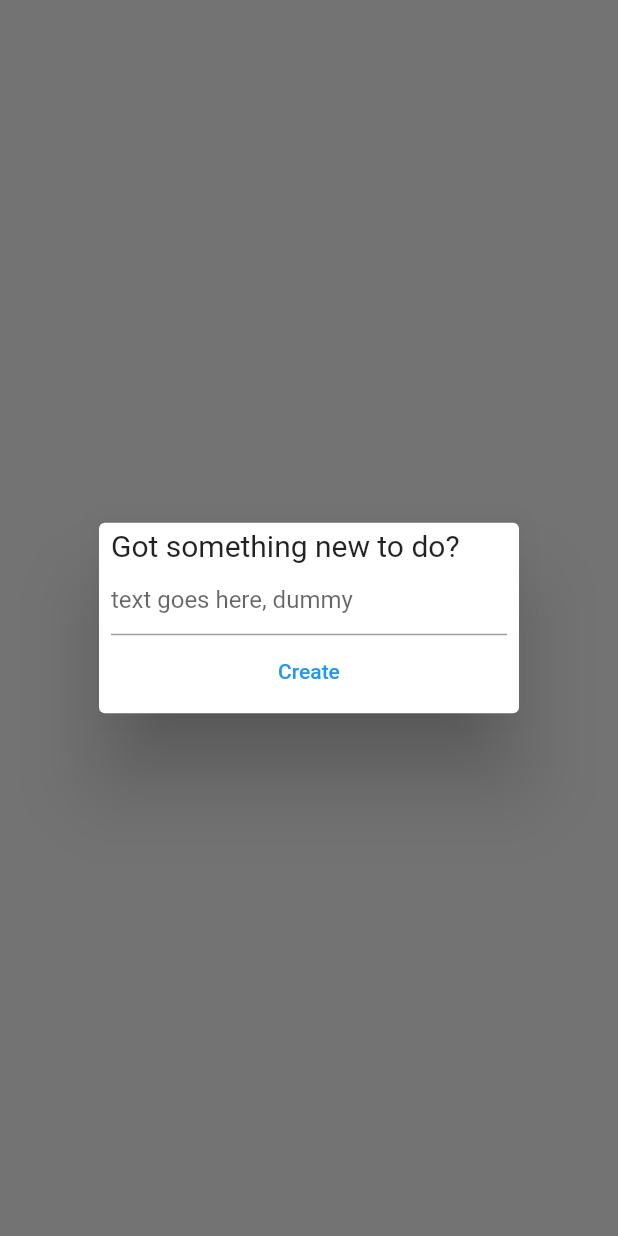
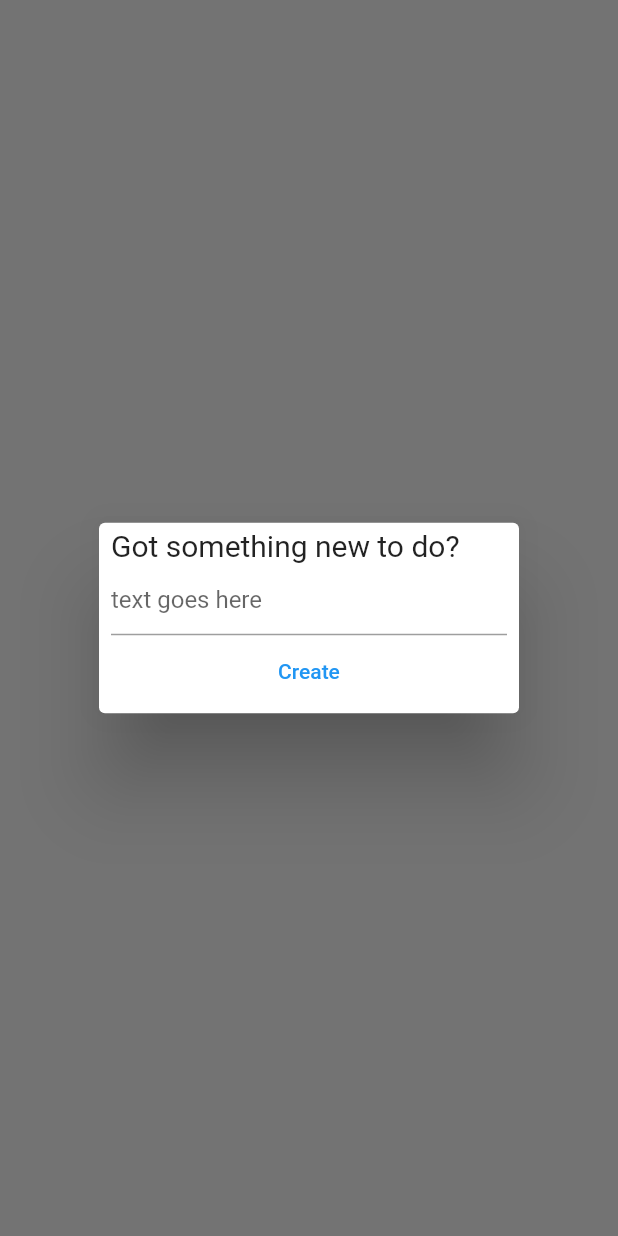
Before and after one commit to TMistui/flutter-todo-app, a Flutter app: what promptForUserTextInput() shows on an empty page, opened directly, on a phone screen of 412 x 824 dp. Run offline on Flutter 3.47's test engine with Material 2 defaults, Android fonts, the phone set to English and light mode, and no system bars.

Commit message:
Trim text to address #1
The trailing whitespace that was mentioned in issue and
  this covers that change

```diff
--- a/lib/helpers.dart
+++ b/lib/helpers.dart
@@ -5,6 +5,7 @@ import 'package:flutter/widgets.dart';
 
 Future<String> promptForUserTextInput(BuildContext context) {
   var textController = new TextEditingController();
+
   return showDialog(
       context: context, child: new SimpleDialog(
     contentPadding: new EdgeInsets.symmetric(horizontal: 8.0, vertical: 4.0),
@@ -17,13 +18,12 @@ Future<String> promptForUserTextInput(BuildContext context) {
             .fontSize),
       ),
       new TextField(
-        decoration: new InputDecoration(
-          hintText: "text goes here, dummy",
-        ),
+        decoration: new InputDecoration(hintText: "text goes here"),
         controller: textController,
       ),
       new MaterialButton(
-        onPressed: () => Navigator.pop(context, textController.text ?? ""),
+        onPressed: () =>
+            Navigator.pop(context, textController.text.trim() ?? ""),
         child: new Text("Create",
           style: new TextStyle(color: Theme
               .of(context)
```
